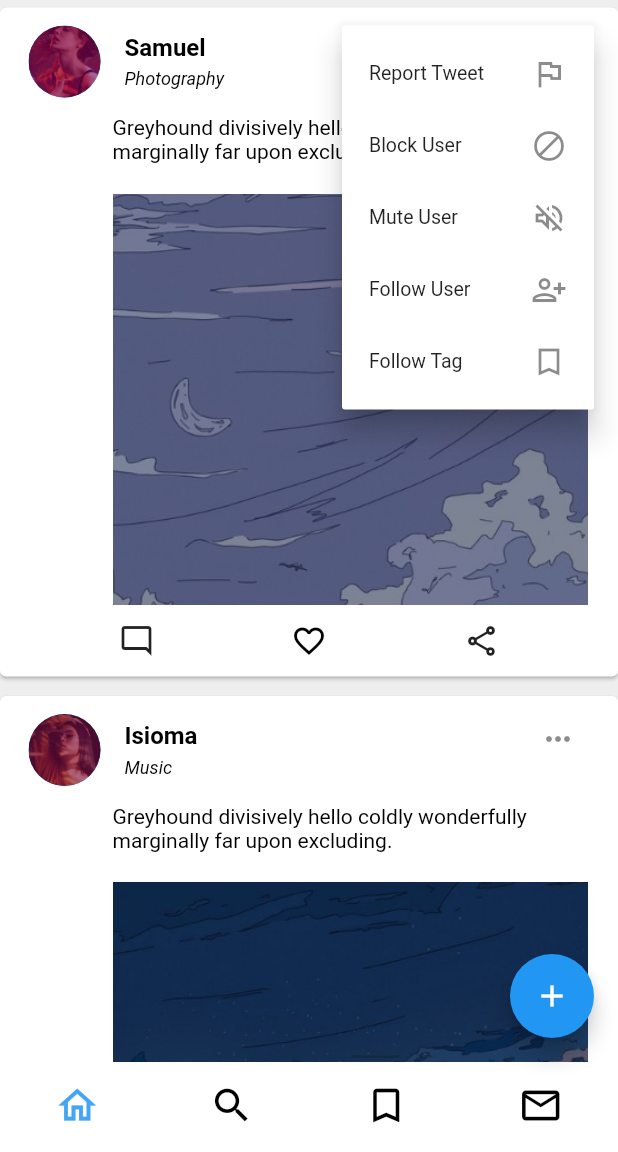
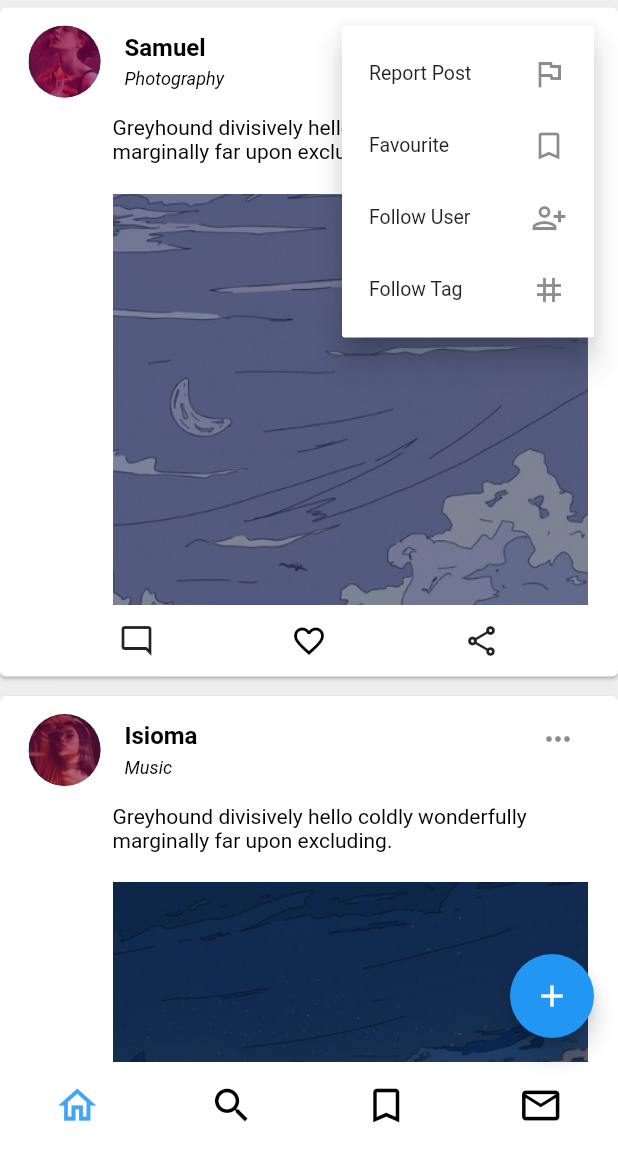
Before and after one commit to blackkiverson/UNI, a Flutter app: the MainPage screen opened directly, after a tap on the "keyboard control" icon, on a phone screen of 412 x 824 dp, the part 84-1236 px from its top. Run offline on Flutter 3.47's test engine with Material 2 defaults, Android fonts, the phone set to English and light mode, and no system bars.

Commit message:
adjusted the menu button

```diff
--- a/lib/widgets/menu_button.dart
+++ b/lib/widgets/menu_button.dart
@@ -18,7 +18,7 @@ class _MenuButtonState extends State<MenuButton> {
       itemBuilder: (context) => <PopupMenuEntry>[
         PopupMenuItem(
           child: ListTile(onTap: () {},
-            title: Text("Report Tweet"),
+            title: Text("Report Post"),
             contentPadding:
                 EdgeInsets.symmetric(vertical: 0.0, horizontal: 2.0),
             dense: true,
@@ -27,22 +27,22 @@ class _MenuButtonState extends State<MenuButton> {
         ),
         PopupMenuItem(
           child: ListTile(onTap: () {},
-            title: Text("Block User"),
+            title: Text("Favourite"),
             contentPadding:
                 EdgeInsets.symmetric(vertical: 0.0, horizontal: 2.0),
             dense: true,
-            trailing: Icon(Icons.block),
+            trailing: Icon(Icons.bookmark_border_outlined),
           ),
         ),
-        PopupMenuItem(
-          child: ListTile(onTap: () {},
-            title: Text("Mute User"),
-            contentPadding:
-                EdgeInsets.symmetric(vertical: 0.0, horizontal: 2.0),
-            dense: true,
-            trailing: Icon(Icons.volume_off_outlined),
-          ),
-        ),
+        // PopupMenuItem(
+        //   child: ListTile(onTap: () {},
+        //     title: Text("Mute User"),
+        //     contentPadding:
+        //         EdgeInsets.symmetric(vertical: 0.0, horizontal: 2.0),
+        //     dense: true,
+        //     trailing: Icon(Icons.volume_off_outlined),
+        //   ),
+        // ),
         PopupMenuItem(
           child: ListTile(
             onTap: () {},
@@ -57,7 +57,7 @@ class _MenuButtonState extends State<MenuButton> {
           child: ListTile(
             onTap: () {},
             title: Text("Follow Tag"),
-            trailing: Icon(Icons.bookmark_border_sharp),
+            trailing: Icon(Icons.tag),
             dense: true,
             contentPadding:
                 EdgeInsets.symmetric(vertical: 0.0, horizontal: 2.0),
```
